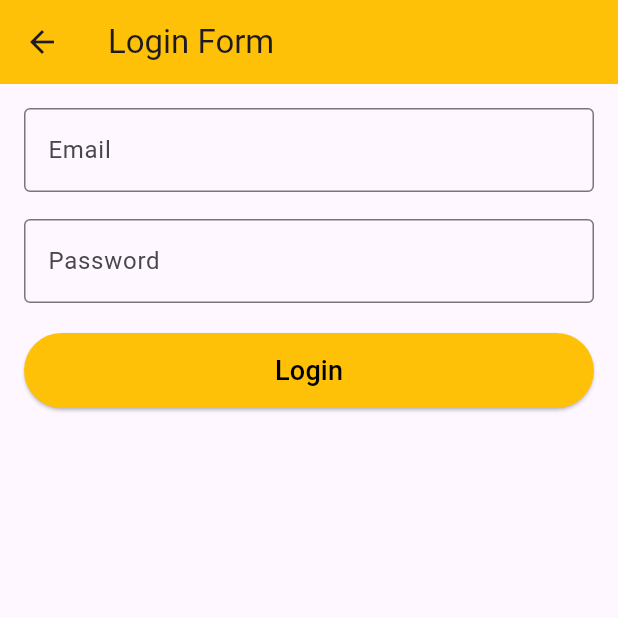
After one commit to Kartikjoshi12/demo-flutter-app, a Flutter app: the screen it shows after launch, in the side drawer, after a tap on "LogIn", on a phone screen of 412 x 824 dp, the top half of it. The commit adds this screen. Run offline on Flutter 3.47's test engine with Material 3 defaults, Android fonts, the phone set to English and light mode, and no system bars; network calls fail.

Commit message:
login form

```diff
--- /dev/null
+++ b/lib/pracfol/LogInForm.dart
@@ -0,0 +1,72 @@
+import 'package:flutter/material.dart';
+
+class LogInForm extends StatefulWidget {
+  const LogInForm({super.key});
+
+  @override
+  State<LogInForm> createState() => _LogInFormState();
+}
+
+class _LogInFormState extends State<LogInForm> {
+  final TextEditingController _emailController = TextEditingController();
+  final TextEditingController _passwordController = TextEditingController();
+
+  String message = "";
+  @override
+  Widget build(BuildContext context) {
+    return Scaffold(
+      appBar: AppBar(
+        backgroundColor: Colors.amber,
+        title: const Text("Login Form"),
+      ),
+      body: Padding(
+        padding: const EdgeInsets.all(16.0),
+        child: Column(
+          crossAxisAlignment: CrossAxisAlignment.stretch,
+          children: [
+            TextField(
+              controller: _emailController,
+              decoration: const InputDecoration(
+                labelText: "Email",
+                border: OutlineInputBorder(),
+              ),
+              keyboardType: TextInputType.emailAddress,
+            ),
+            const SizedBox(height: 18),
+            TextField(
+              controller: _passwordController,
+              decoration: const InputDecoration(
+                labelText: "Password",
+                border: OutlineInputBorder(),
+              ),
+              obscureText: true,
+            ),
+            const SizedBox(height: 20),
+            ElevatedButton(
+              onPressed: () {
+                setState(() {
+                  String email = _emailController.text.trim();
+                  String password = _passwordController.text.trim();
+
+                  if (email.isEmpty || password.isEmpty) {
+                    message = "⚠️ Please enter both email and password";
+                  } else {
+                    message = "✅ Logged in as: $email";
+                  }
+                });
+              },
+              style: ElevatedButton.styleFrom(
+                backgroundColor: Colors.amber,
+                foregroundColor: Colors.black,
+                padding: const EdgeInsets.symmetric(vertical: 12),
+              ),
+              child: const Text("Login", style: TextStyle(fontSize: 18)),
+            ),
+            const SizedBox(height: 20),
+            Center(child: Text(message, style: const TextStyle(fontSize: 16))),
+          ],
+        ),
+      ),
+    );
+  }
+}
--- a/lib/pracfol/drawer.dart
+++ b/lib/pracfol/drawer.dart
@@ -1,4 +1,5 @@
 import 'package:flutter/material.dart';
+import 'package:myapp/pracfol/LogInForm.dart';
 import 'package:myapp/pracfol/bottom.dart';
 import 'package:myapp/pracfol/loginscreen.dart';
 import 'package:myapp/pracfol/samplepages.dart';
@@ -54,6 +55,16 @@ class MyDrawerPage extends StatelessWidget {
               );
             },
           ),
+               ListTile(
+            leading: Icon(Icons.login),
+            title: Text("LogIn"),
+            onTap: () {
+              Navigator.push(
+                context,
+                MaterialPageRoute(builder: (context) => LogInForm()),
+              );
+            },
+          ),
           ListTile(
             leading: Icon(Icons.logout),
             title: Text("Logout"),
--- a/lib/pracfol/loginscreen.dart
+++ b/lib/pracfol/loginscreen.dart
@@ -1,4 +1,5 @@
 import 'package:flutter/material.dart';
+import 'package:myapp/pracfol/LogInForm.dart';
 import 'package:myapp/pracfol/samplepages.dart';
 
 class loginscreen extends StatefulWidget {
@@ -27,9 +28,9 @@ class _loginscreenState extends State<loginscreen> {
             padding: const EdgeInsets.all(16.0),
             child: InkWell(
               onTap: () {
-                Navigator.push(context, MaterialPageRoute(builder: (context)=>SettingPage()));
+                Navigator.push(context, MaterialPageRoute(builder: (context)=>LogInForm()));
               },
-              child: Text("login screen",style: TextStyle(color: Colors.white,fontSize: 16),)),
+              child: Text("login again ",style: TextStyle(color: Colors.white,fontSize: 16),)),
           )),
         ),
       ),
```
